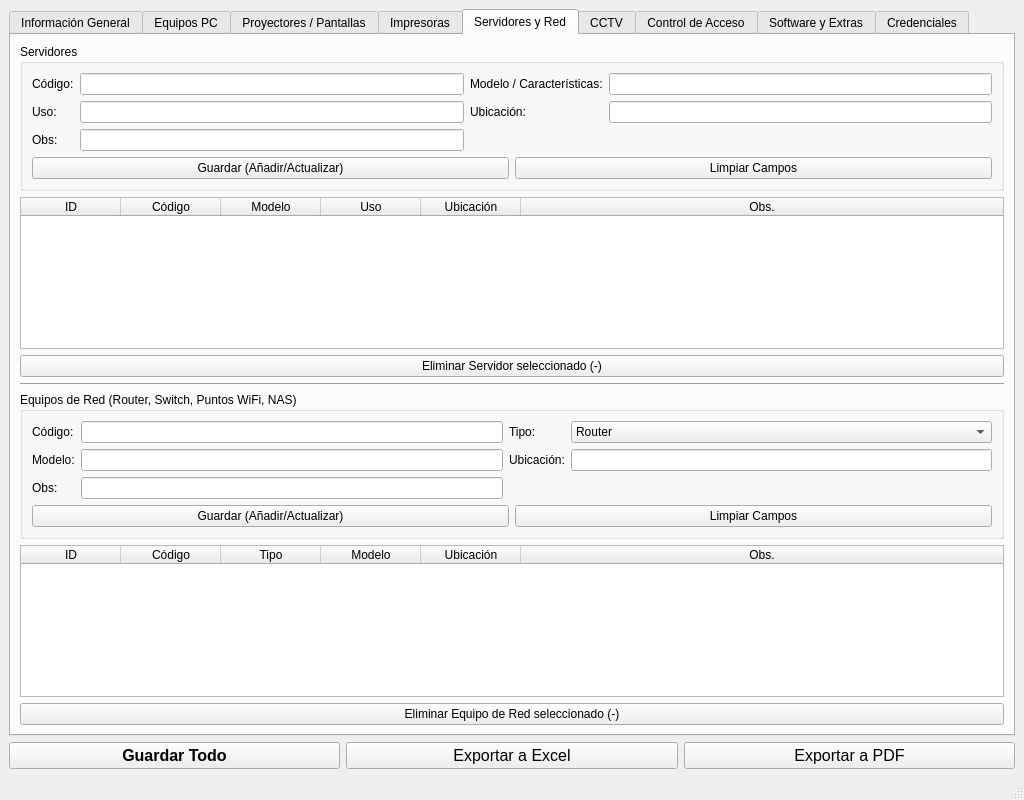
Before: the Qt Designer form ui_inventario.ui in SergeWinters/inventario_informatico, drawn with Qt 5.
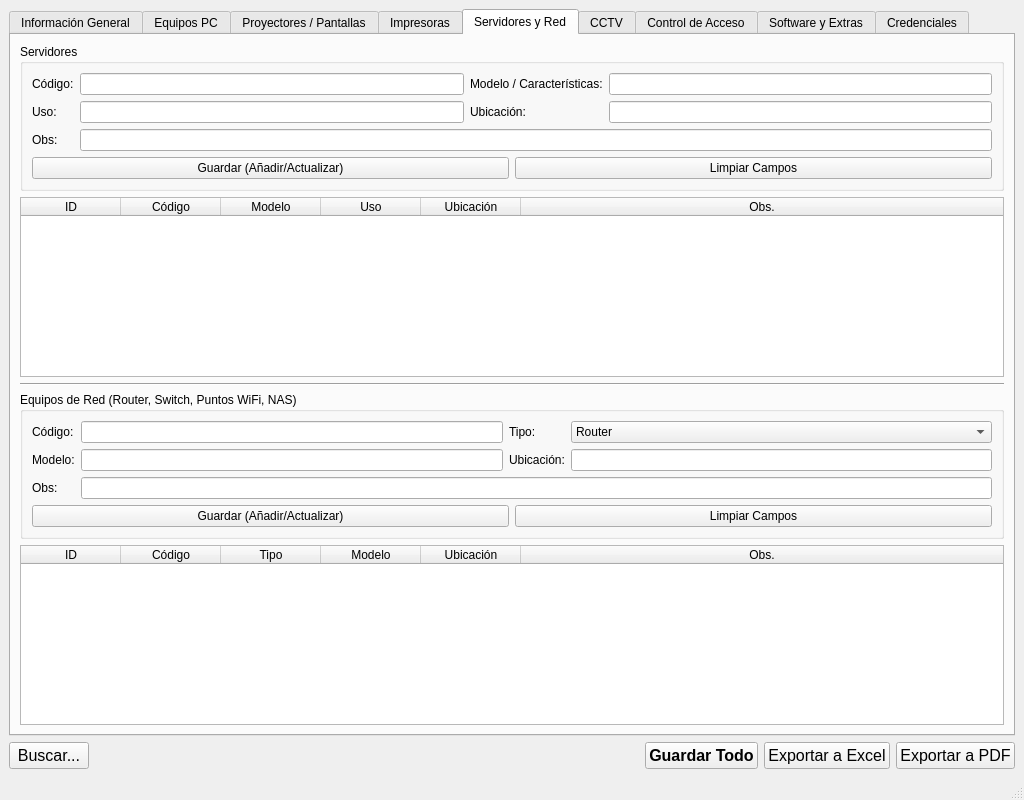
After: the same form once the commit is applied. The open tabs and pages were chosen to show the change. Icons and pictures are not drawn.

Diff of the .ui file:
```diff
--- a/ui_inventario.ui
+++ b/ui_inventario.ui
@@ -711,7 +711,7 @@
              </property>
             </widget>
            </item>
-           <item row_2_col_1_colspan="3">
+           <item row="2" column="1" colspan="3">
             <widget class="QLineEdit" name="input_srv_obs"/>
            </item>
            <item row="3" column="0" colspan="4">
@@ -775,13 +775,6 @@
           </column>
          </widget>
         </item>
-        <item>
-         <widget class="QPushButton" name="btn_del_servidor">
-          <property name="text">
-           <string>Eliminar Servidor seleccionado (-)</string>
-          </property>
-         </widget>
-        </item>
         <item>
          <widget class="Line" name="line_2">
           <property name="orientation">
@@ -868,7 +861,7 @@
              </property>
             </widget>
            </item>
-           <item row_2_col_1_colspan="3">
+           <item row="2" column="1" colspan="3">
             <widget class="QLineEdit" name="input_red_obs"/>
            </item>
            <item row="3" column="0" colspan="4">
@@ -932,13 +925,6 @@
           </column>
          </widget>
         </item>
-        <item>
-         <widget class="QPushButton" name="btn_del_red">
-          <property name="text">
-           <string>Eliminar Equipo de Red seleccionado (-)</string>
-          </property>
-         </widget>
-        </item>
        </layout>
       </widget>
       <widget class="QWidget" name="tab_cctv">
@@ -1588,6 +1574,31 @@
     </item>
     <item>
      <layout class="QHBoxLayout" name="horizontalLayout_7">
+      <item>
+       <widget class="QPushButton" name="btn_search">
+        <property name="font">
+         <font>
+          <pointsize>12</pointsize>
+         </font>
+        </property>
+        <property name="text">
+         <string>Buscar...</string>
+        </property>
+       </widget>
+      </item>
+      <item>
+       <spacer name="horizontalSpacer_2">
+        <property name="orientation">
+         <enum>Qt::Horizontal</enum>
+        </property>
+        <property name="sizeHint" stdset="0">
+         <size>
+          <width>40</width>
+          <height>20</height>
+         </size>
+        </property>
+       </spacer>
+      </item>
       <item>
        <widget class="QPushButton" name="btn_guardar_todo">
         <property name="font">
```
Left out of the diff: 56 changed lines with no effect on the pictures.
